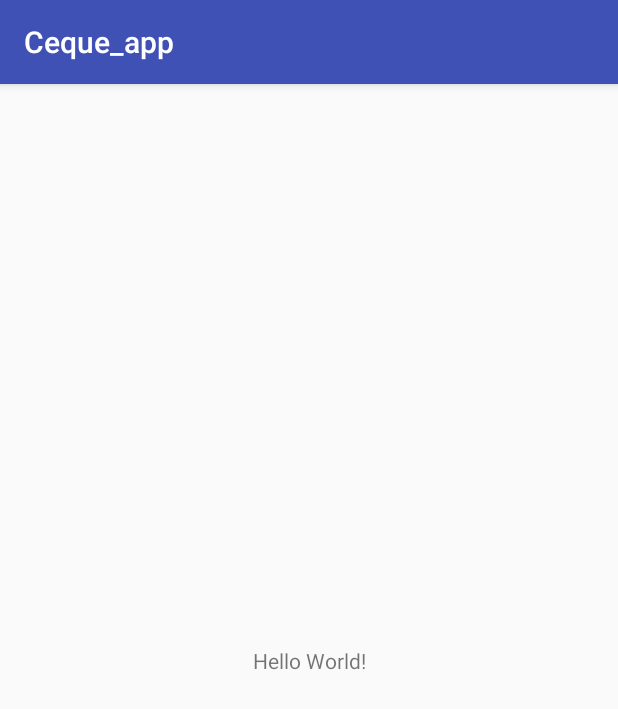
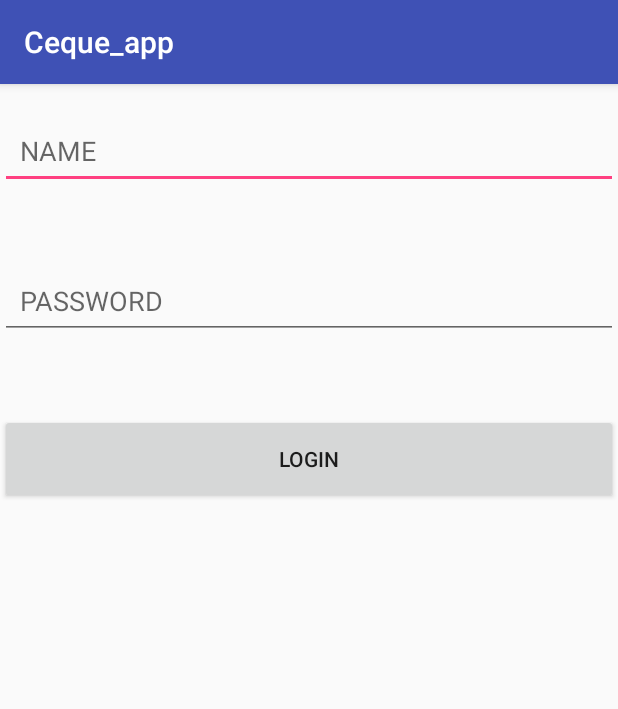
Before and after one commit to Mumbai2017/team-18, an Android app: the screen it shows after launch (MainActivity), on a phone screen of 412 x 824 dp. Shown: the top 709 px of the screen. Run offline under Robolectric (Android 15) with nearby library versions, the phone set to English and light mode, and no system bars; libraries missing offline, so code that uses them is left out: retrofit.client.

Commit message:
Login functionality
Teachers can login into app

```diff
--- a/client/Ceque_app/app/build.gradle
+++ b/client/Ceque_app/app/build.gradle
@@ -26,5 +26,6 @@ dependencies {
     })
     compile 'com.android.support:appcompat-v7:24.2.1'
     compile 'com.android.support.constraint:constraint-layout:1.0.2'
+    compile 'com.squareup.retrofit:retrofit:1.9.0'
     testCompile 'junit:junit:4.12'
 }
--- a/client/Ceque_app/app/src/main/AndroidManifest.xml
+++ b/client/Ceque_app/app/src/main/AndroidManifest.xml
@@ -1,6 +1,7 @@
 <?xml version="1.0" encoding="utf-8"?>
 <manifest xmlns:android="http://schemas.android.com/apk/res/android"
     package="team18.jpmc.ceque_app">
+    <uses-permission android:name="android.permission.INTERNET"> </uses-permission>
 
     <application
         android:allowBackup="true"
--- a/client/Ceque_app/app/src/main/java/team18/jpmc/ceque_app/MainActivity.java
+++ b/client/Ceque_app/app/src/main/java/team18/jpmc/ceque_app/MainActivity.java
@@ -2,12 +2,93 @@
 
 import android.support.v7.app.AppCompatActivity;
 import android.os.Bundle;
+import android.view.View;
+import android.widget.EditText;
+import android.widget.Toast;
+
+import java.io.BufferedReader;
+import java.io.IOException;
+import java.io.InputStreamReader;
+
+import retrofit.Callback;
+import retrofit.RestAdapter;
+import retrofit.RetrofitError;
+import retrofit.client.Response;
 
 public class MainActivity extends AppCompatActivity {
 
+    EditText n,p;
+    String username , password ;
+
+    public static final String ROOT_URL = "http://cfg.hphost.in/apis/";
     @Override
     protected void onCreate(Bundle savedInstanceState) {
         super.onCreate(savedInstanceState);
         setContentView(R.layout.activity_main);
     }
+
+    public void login(View v)
+    {
+        n = (EditText)findViewById(R.id.username);
+        p = (EditText)findViewById(R.id.id);
+
+        username = n.getText().toString();
+        password = p.getText().toString();
+        insertUser();
+
+    }
+
+
+    public void insertUser()
+    {
+        RestAdapter adapter = new RestAdapter.Builder()
+                .setEndpoint(ROOT_URL)
+                .build();
+
+        RegisterApi api = adapter.create(RegisterApi.class);
+
+
+        api.insertUser(
+
+                //Passing the values by getting it from editTexts
+
+                username,
+                password,
+
+                new Callback<Response>() {
+                    @Override
+                    public void success(retrofit.client.Response response, retrofit.client.Response response2)
+                    {
+                        BufferedReader reader = null;
+
+                        String output = "";
+
+                        try {
+                            //Initializing buffered reader
+                            reader = new BufferedReader(new InputStreamReader(response.getBody().in()));
+
+                            //Reading the output in the string
+                            output = reader.readLine();
+                        } catch (IOException e) {
+                            e.printStackTrace();
+                        }
+
+                        //Displaying the output as a toast
+                        Toast.makeText(MainActivity.this, output, Toast.LENGTH_LONG).show();
+
+                    }
+
+                    @Override
+                    public void failure(RetrofitError error) {
+
+                        Toast.makeText(MainActivity.this," "+error.toString(),Toast.LENGTH_SHORT).show();
+
+                    }
+                }
+
+        );
+
+
+    }
+
 }
--- /dev/null
+++ b/client/Ceque_app/app/src/main/java/team18/jpmc/ceque_app/RegisterApi.java
@@ -0,0 +1,23 @@
+package team18.jpmc.ceque_app;
+
+import retrofit.Callback;
+import retrofit.client.Response;
+import retrofit.http.Field;
+import retrofit.http.FormUrlEncoded;
+import retrofit.http.POST;
+
+/**
+ * Created by twinkle dhanak on 7/29/2017.
+ */
+
+  public interface RegisterApi
+{
+    @FormUrlEncoded
+    @POST("/insert.php") //???
+    public void insertUser(
+            @Field("username") String username,
+            @Field("password") String password,
+
+
+            Callback<Response> callback);
+}
--- a/client/Ceque_app/app/src/main/res/layout/activity_main.xml
+++ b/client/Ceque_app/app/src/main/res/layout/activity_main.xml
@@ -1,18 +1,32 @@
 <?xml version="1.0" encoding="utf-8"?>
-<android.support.constraint.ConstraintLayout xmlns:android="http://schemas.android.com/apk/res/android"
+<LinearLayout xmlns:android="http://schemas.android.com/apk/res/android"
     xmlns:app="http://schemas.android.com/apk/res-auto"
     xmlns:tools="http://schemas.android.com/tools"
     android:layout_width="match_parent"
     android:layout_height="match_parent"
+    android:orientation="vertical"
     tools:context="team18.jpmc.ceque_app.MainActivity">
 
-    <TextView
-        android:layout_width="wrap_content"
-        android:layout_height="wrap_content"
-        android:text="Hello World!"
-        app:layout_constraintBottom_toBottomOf="parent"
-        app:layout_constraintLeft_toLeftOf="parent"
-        app:layout_constraintRight_toRightOf="parent"
-        app:layout_constraintTop_toTopOf="parent" />
+   <EditText
+       android:layout_width="match_parent"
+       android:layout_height="50dp"
+       android:layout_marginTop="20dp"
+       android:hint="  NAME"
+       android:id="@+id/username"/>
+    <EditText
+        android:layout_width="match_parent"
+        android:layout_height="50dp"
+        android:layout_marginTop="50dp"
+        android:hint="  PASSWORD"
+        android:id="@+id/id"/>
 
-</android.support.constraint.ConstraintLayout>
+
+    <Button
+        android:layout_width="match_parent"
+        android:layout_height="60dp"
+        android:layout_marginTop="50dp"
+        android:text="LOGIN"
+        android:onClick="login"/>
+
+
+</LinearLayout>
--- /dev/null
+++ b/client/Ceque_app/app/src/main/res/values-w820dp/dimens.xml
@@ -0,0 +1,6 @@
+<resources>
+    <!-- Example customization of dimensions originally defined in res/values/dimens.xml
+         (such as screen margins) for screens with more than 820dp of available width. This
+         would include 7" and 10" devices in landscape (~960dp and ~1280dp respectively). -->
+    <dimen name="activity_horizontal_margin">64dp</dimen>
+</resources>
--- /dev/null
+++ b/client/Ceque_app/app/src/main/res/values/dimens.xml
@@ -0,0 +1,5 @@
+<resources>
+    <!-- Default screen margins, per the Android Design guidelines. -->
+    <dimen name="activity_horizontal_margin">16dp</dimen>
+    <dimen name="activity_vertical_margin">16dp</dimen>
+</resources>
```
